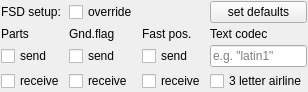
Before: the Qt Designer form src/blackgui/editors/fsdsetupform.ui in swift-project/pilotclient, drawn with Qt 5.
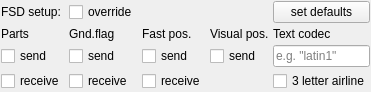
After: the same form once the commit is applied.

Commit message: Issue #95 GUI checkbox to enable visual position updates for each server

The edit to the form file:
```diff
--- a/src/blackgui/editors/fsdsetupform.ui
+++ b/src/blackgui/editors/fsdsetupform.ui
@@ -46,6 +46,13 @@
      </property>
     </widget>
    </item>
+   <item row="5" column="4">
+    <widget class="QCheckBox" name="cb_VisualPositionSend">
+     <property name="text">
+      <string>send</string>
+     </property>
+    </widget>
+   </item>
    <item row="5" column="2">
     <widget class="QCheckBox" name="cb_GndFlagSend">
      <property name="text">
@@ -81,6 +88,13 @@
      </property>
     </widget>
    </item>
+   <item row="4" column="4">
+    <widget class="QLabel" name="lbl_VisualPositions">
+     <property name="text">
+      <string>Visual pos.</string>
+     </property>
+    </widget>
+   </item>
    <item row="6" column="2">
     <widget class="QCheckBox" name="cb_GndFlagReceive">
      <property name="text">
@@ -95,21 +109,21 @@
      </property>
     </widget>
    </item>
-   <item row="4" column="4">
+   <item row="4" column="5">
     <widget class="QLabel" name="lbl_TextCodec">
      <property name="text">
       <string>Text codec</string>
      </property>
     </widget>
    </item>
-   <item row="5" column="4">
+   <item row="5" column="5">
     <widget class="QLineEdit" name="le_TextCodec">
      <property name="placeholderText">
       <string>e.g. &quot;latin1&quot;</string>
      </property>
     </widget>
    </item>
-   <item row="0" column="4">
+   <item row="0" column="5">
     <widget class="QPushButton" name="pb_SetDefaults">
      <property name="text">
       <string>set defaults</string>
@@ -130,7 +144,7 @@
      </property>
     </widget>
    </item>
-   <item row="6" column="4">
+   <item row="6" column="5">
     <widget class="QCheckBox" name="cb_3LetterAirlineICAO">
      <property name="toolTip">
       <string>force 3 letter airline ICAO code</string>
```
Left out of the diff: 1 changed line with no effect on the pictures. The commit also changes 1 other file.
